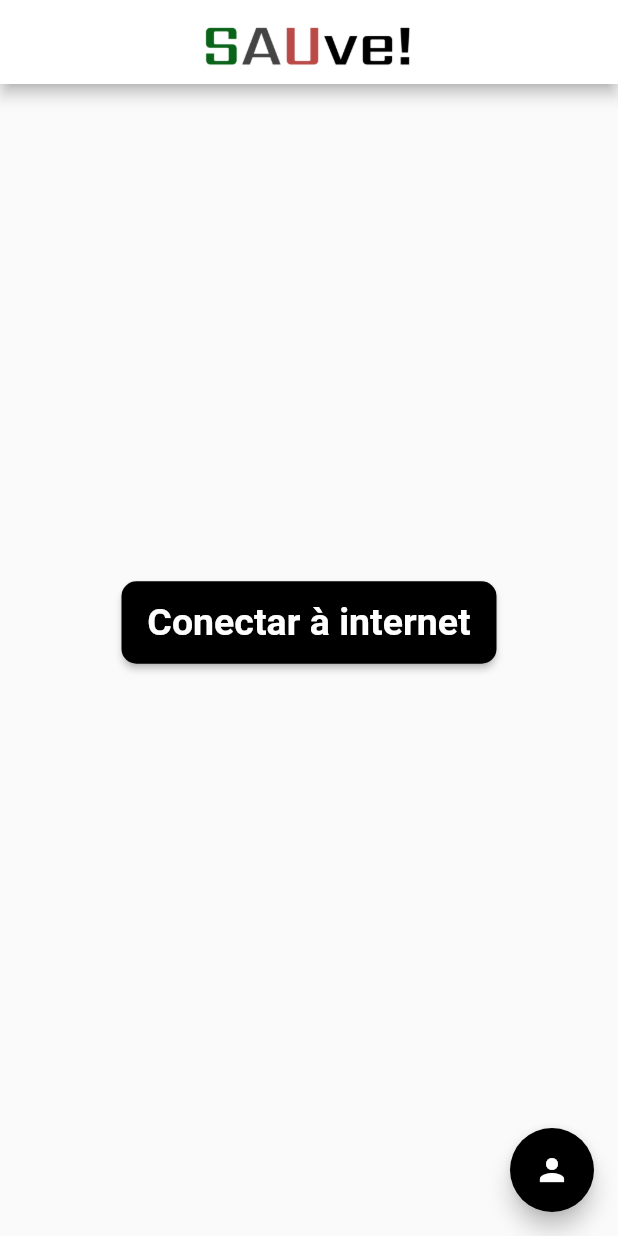
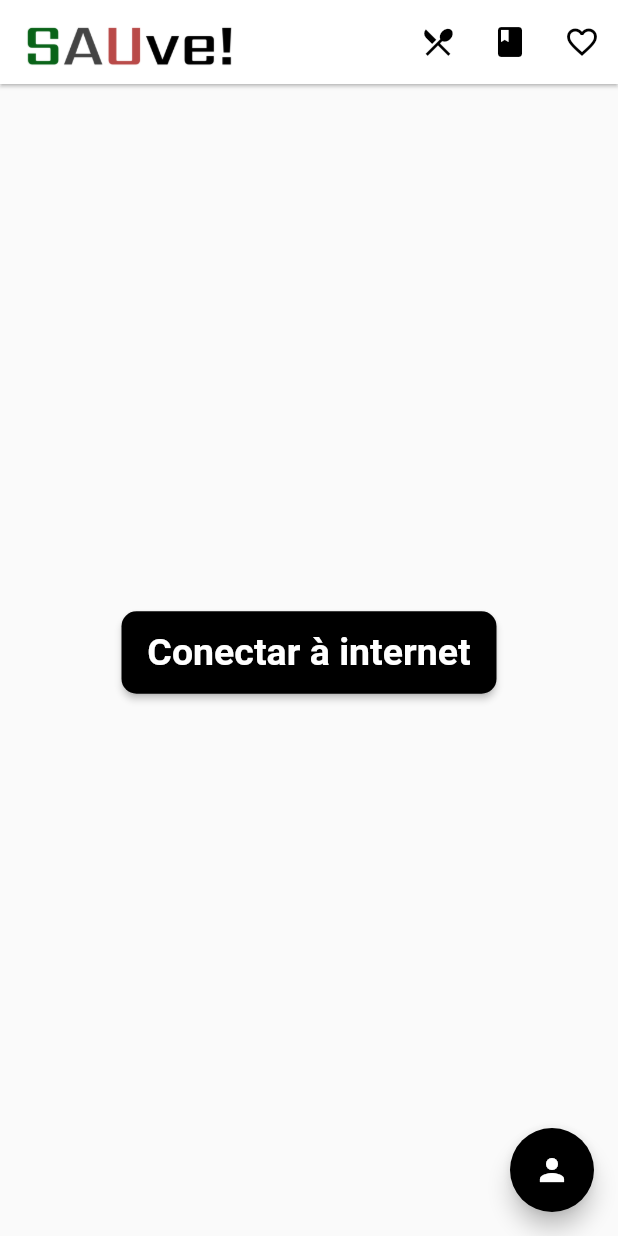
Before and after one commit to lsprdev/SAUve, a Flutter app: the ButtonPage screen opened directly, on a phone screen of 412 x 824 dp. Run offline on Flutter 3.47's test engine with Material 2 defaults, Android fonts, the light colour scheme and no system bars; drawn by our look-alikes of google_mobile_ads; our stand-ins replace dio, shared_preferences; accounts and stored records are empty.

Commit message:
Ideas put in place

```diff
--- a/lib/views/button_page.dart
+++ b/lib/views/button_page.dart
@@ -14,52 +14,6 @@ class ButtonPage extends StatefulWidget {
 }
 
 class _ButtonPageState extends State<ButtonPage> {
-  late BannerAd _bannerAd;
-  late BannerAd _bannerAd2;
-  late BannerAd _bannerAd3;
-
-  @override
-  void initState() {
-    super.initState();
-    // Initialize banner ad
-    _bannerAd = BannerAd(
-      adUnitId: 'ca-app-pub-9983012827228298/2281220772', // Banner
-      size: AdSize.banner,
-      request: const AdRequest(),
-      listener: const BannerAdListener(),
-    );
-
-    // Initialize banner ad
-    _bannerAd2 = BannerAd(
-      adUnitId: 'ca-app-pub-9983012827228298/1016202577', // Banner 2
-      size: AdSize.banner,
-      request: const AdRequest(),
-      listener: const BannerAdListener(),
-    );
-
-    // Initialize banner ad
-    _bannerAd3 = BannerAd(
-      adUnitId: 'ca-app-pub-9983012827228298/5498496777', // Banner 3
-      size: AdSize.banner,
-      request: const AdRequest(),
-      listener: const BannerAdListener(),
-    );
-
-    // Load banner ad
-    _bannerAd.load();
-    _bannerAd2.load();
-    _bannerAd3.load();
-  }
-
-  @override
-  void dispose() {
-    // Dispose banner ad
-    _bannerAd.dispose();
-    _bannerAd2.dispose();
-    _bannerAd3.dispose();
-
-    super.dispose();
-  }
 
   @override
   Widget build(BuildContext context) {
@@ -79,9 +33,8 @@ class _ButtonPageState extends State<ButtonPage> {
     // Make request
     try {
       Response response = await dio.post(url, data: formData);
-      print(response.data);
     } catch (error) {
-      print(error.toString());
+      print(error);
     }
   }
     return Scaffold(
@@ -93,9 +46,23 @@ class _ButtonPageState extends State<ButtonPage> {
               fit: BoxFit.contain,
               height: 52,
             ),
-        elevation: 4,
+        elevation: 1,
         backgroundColor: Colors.white,
-        centerTitle: true,
+        centerTitle: false,
+        actions: [
+          IconButton(
+            onPressed: () {},
+            icon: const Icon(Icons.restaurant_menu)
+          ),
+          IconButton(
+            icon: const Icon(Icons.book),
+            onPressed: () {},
+          ),
+          IconButton(
+            icon: const Icon(Icons.favorite_border),
+            onPressed: () {},
+          ),
+        ],
       ),
       floatingActionButton: FloatingActionButton(
         onPressed: () async {
@@ -105,14 +72,8 @@ class _ButtonPageState extends State<ButtonPage> {
         backgroundColor: Colors.black,
       ),
       body: Column(
-        mainAxisAlignment: MainAxisAlignment.spaceBetween,
+        mainAxisAlignment: MainAxisAlignment.center,
         children: [
-          SizedBox(
-              height: _bannerAd2.size.height.toDouble(),
-              width: _bannerAd2.size.width.toDouble(),
-              child: AdWidget(ad: _bannerAd2),
-          ),
-          const SizedBox(height: 10.0),
           Center(
               child: MaterialButton(
                       height: 55.0,
@@ -149,20 +110,6 @@ class _ButtonPageState extends State<ButtonPage> {
                     )
             ),
             const SizedBox(height: 10.0),
-            Column(
-              children: [
-                    SizedBox(
-                  height: _bannerAd3.size.height.toDouble(),
-                  width: _bannerAd3.size.width.toDouble(),
-                  child: AdWidget(ad: _bannerAd3),
-                ),
-                SizedBox(
-                  height: _bannerAd.size.height.toDouble(),
-                  width: _bannerAd.size.width.toDouble(),
-                  child: AdWidget(ad: _bannerAd),
-                ),
-              ],
-            ),
 
 
         ],
```
Also changed, not shown: 6 other files.
